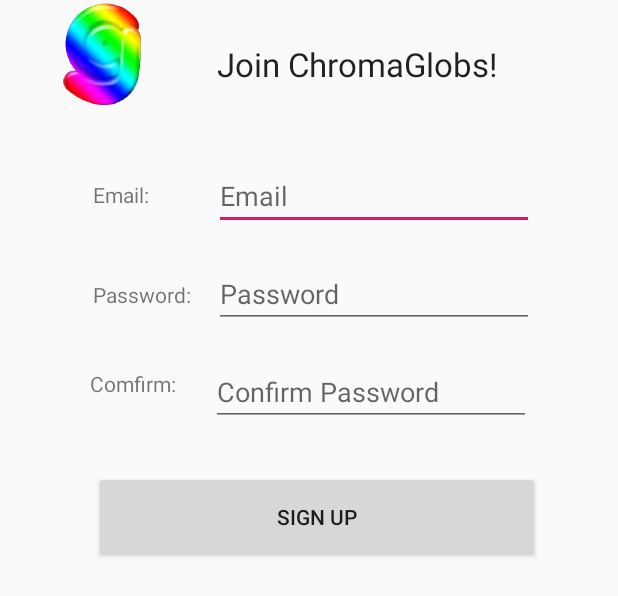
After one commit to steensia/ChromaGlob, an Android app: the layout fragment_create_account.xml on its own in the app's theme, with its tools: preview values and no code run, on a phone screen of 412 x 824 dp. The commit adds this screen. Shown: the top 596 px of the screen. Run offline under Robolectric (Android 15) with nearby library versions, the phone set to English and light mode, and no system bars.

Commit message:
Firebase login now handled securely. Login now requires an email. Signup fragment has been created, but still needs logic for creating users in Firebase.

```diff
--- a/ChromaGlobs/app/build.gradle
+++ b/ChromaGlobs/app/build.gradle
@@ -25,7 +25,9 @@ dependencies {
     implementation 'androidx.appcompat:appcompat:1.0.2'
     implementation 'androidx.constraintlayout:constraintlayout:1.1.3'
     implementation 'androidx.legacy:legacy-support-v4:1.0.0'
-    implementation 'com.google.firebase:firebase-database:16.0.4'
+    implementation 'com.google.firebase:firebase-database:19.2.1'
+    implementation 'com.google.firebase:firebase-auth:19.2.0'
+    implementation 'com.google.firebase:firebase-analytics:17.2.2'
     testImplementation 'junit:junit:4.12'
     androidTestImplementation 'androidx.test.ext:junit:1.1.0'
     androidTestImplementation 'androidx.test.espresso:espresso-core:3.1.1'
--- /dev/null
+++ b/ChromaGlobs/app/src/main/res/layout/fragment_create_account.xml
@@ -0,0 +1,112 @@
+<?xml version="1.0" encoding="utf-8"?>
+<FrameLayout xmlns:android="http://schemas.android.com/apk/res/android"
+    xmlns:app="http://schemas.android.com/apk/res-auto"
+    xmlns:tools="http://schemas.android.com/tools"
+    android:layout_width="match_parent"
+    android:layout_height="match_parent"
+    tools:context=".CreateAccountFragment">
+
+    <androidx.constraintlayout.widget.ConstraintLayout
+        android:layout_width="match_parent"
+        android:layout_height="391dp">
+
+        <Button
+            android:id="@+id/signUpButton"
+            android:layout_width="297dp"
+            android:layout_height="61dp"
+            android:layout_marginEnd="52dp"
+            android:layout_marginBottom="16dp"
+            android:text="Sign Up"
+            app:layout_constraintBottom_toBottomOf="parent"
+            app:layout_constraintEnd_toEndOf="parent" />
+
+        <EditText
+            android:id="@+id/emailField"
+            android:layout_width="wrap_content"
+            android:layout_height="wrap_content"
+            android:layout_marginTop="108dp"
+            android:layout_marginEnd="56dp"
+            android:ems="10"
+            android:hint="Email"
+            android:inputType="textEmailAddress"
+            app:layout_constraintEnd_toEndOf="parent"
+            app:layout_constraintTop_toTopOf="parent" />
+
+        <TextView
+            android:id="@+id/emailLabel"
+            android:layout_width="wrap_content"
+            android:layout_height="wrap_content"
+            android:layout_marginTop="120dp"
+            android:layout_marginEnd="40dp"
+            android:text="Email: "
+            app:layout_constraintEnd_toStartOf="@+id/emailField"
+            app:layout_constraintTop_toTopOf="parent" />
+
+        <EditText
+            android:id="@+id/passwordField"
+            android:layout_width="wrap_content"
+            android:layout_height="wrap_content"
+            android:layout_marginTop="20dp"
+            android:layout_marginEnd="56dp"
+            android:ems="10"
+            android:hint="Password"
+            android:inputType="textPassword"
+            android:password="true"
+            app:layout_constraintEnd_toEndOf="parent"
+            app:layout_constraintTop_toBottomOf="@+id/emailField" />
+
+        <TextView
+            android:id="@+id/passwordLabel"
+            android:layout_width="wrap_content"
+            android:layout_height="wrap_content"
+            android:layout_marginEnd="12dp"
+            android:layout_marginBottom="108dp"
+            android:text="Password: "
+            app:layout_constraintBottom_toTopOf="@+id/signUpButton"
+            app:layout_constraintEnd_toStartOf="@+id/passwordField" />
+
+        <TextView
+            android:id="@+id/confirmLabel"
+            android:layout_width="wrap_content"
+            android:layout_height="wrap_content"
+            android:layout_marginStart="60dp"
+            android:layout_marginTop="40dp"
+            android:text="Comfirm: "
+            app:layout_constraintStart_toStartOf="parent"
+            app:layout_constraintTop_toBottomOf="@+id/passwordLabel" />
+
+        <EditText
+            android:id="@+id/passConfirmField"
+            android:layout_width="wrap_content"
+            android:layout_height="wrap_content"
+            android:layout_marginStart="20dp"
+            android:layout_marginTop="20dp"
+            android:ems="10"
+            android:hint="Confirm Password"
+            android:inputType="textPassword"
+            app:layout_constraintEnd_toEndOf="parent"
+            app:layout_constraintHorizontal_bias="0.0"
+            app:layout_constraintStart_toEndOf="@+id/confirmLabel"
+            app:layout_constraintTop_toBottomOf="@+id/passwordField" />
+
+        <TextView
+            android:id="@+id/chromaLabel"
+            android:layout_width="227dp"
+            android:layout_height="35dp"
+            android:layout_marginTop="28dp"
+            android:layout_marginEnd="40dp"
+            android:text="Join ChromaGlobs!"
+            android:textAppearance="@style/TextAppearance.AppCompat.Large"
+            app:layout_constraintEnd_toEndOf="parent"
+            app:layout_constraintTop_toTopOf="parent" />
+
+        <ImageView
+            android:id="@+id/imageView2"
+            android:layout_width="104dp"
+            android:layout_height="71dp"
+            android:layout_marginStart="16dp"
+            android:src="@drawable/rainbow_logo"
+            app:layout_constraintStart_toStartOf="parent"
+            app:layout_constraintTop_toTopOf="parent" />
+    </androidx.constraintlayout.widget.ConstraintLayout>
+</FrameLayout>
--- a/ChromaGlobs/build.gradle
+++ b/ChromaGlobs/build.gradle
@@ -8,8 +8,7 @@ buildscript {
     }
     dependencies {
         classpath 'com.android.tools.build:gradle:3.5.3'
-        classpath 'com.google.gms:google-services:4.2.0'
-
+        classpath 'com.google.gms:google-services:4.3.3'
         // NOTE: Do not place your application dependencies here; they belong
         // in the individual module build.gradle files
     }
```
Also changed, not shown: ChromaGlobs/app/src/main/java/com/asimplenerd/chromaglobs/CreateAccountFragment.java (added, +157 -0 lines), ChromaGlobs/app/src/main/java/com/asimplenerd/chromaglobs/LoginFields.java (+21 -26 lines), ChromaGlobs/app/src/main/java/com/asimplenerd/chromaglobs/MainActivity.java (+20 -1 lines), ChromaGlobs/app/src/main/res/layout/activity_main.xml (+5 -6 lines).
